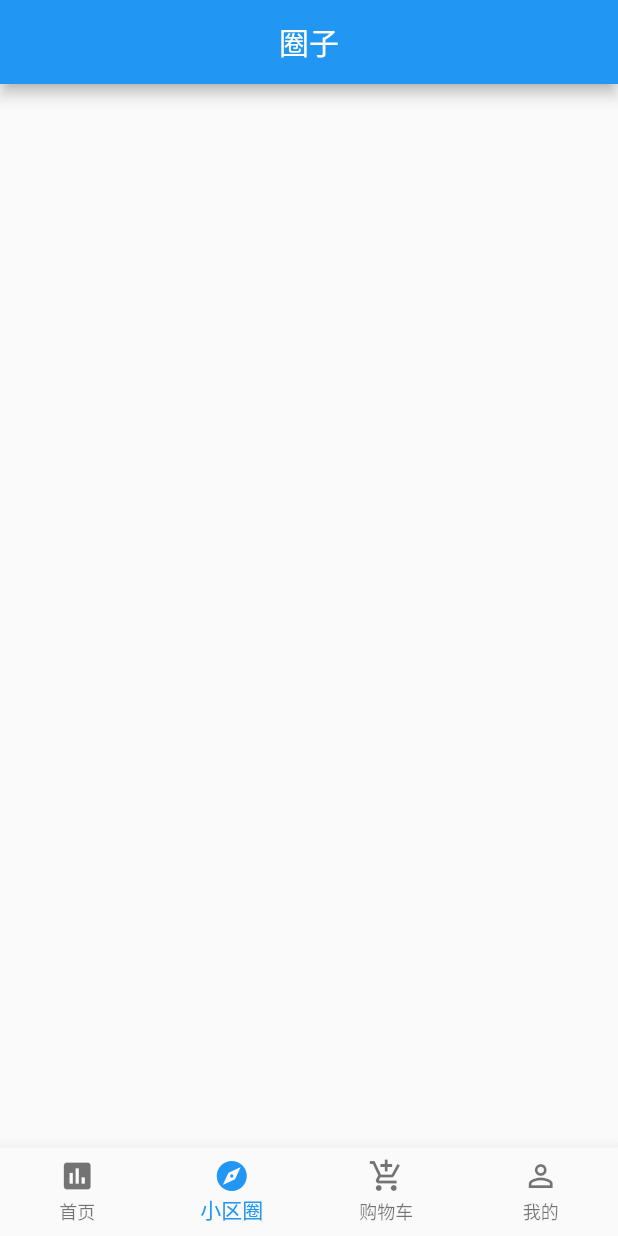
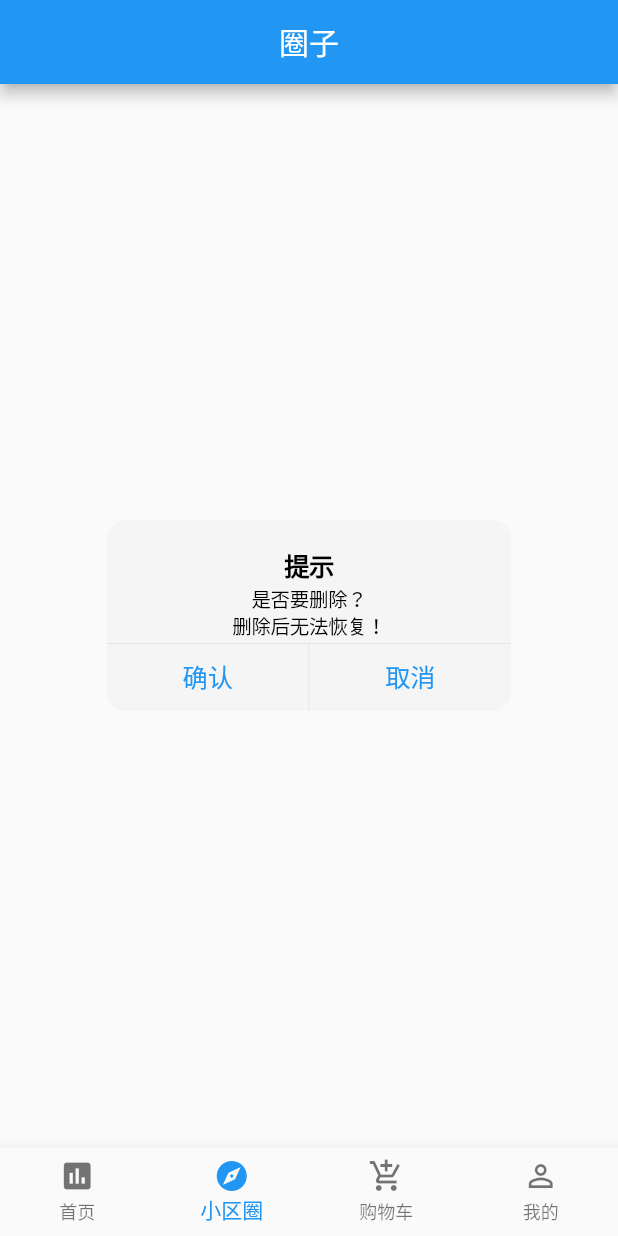
Before and after one commit to ardorleo/hc_user, a Flutter app: the screen it shows after launch, item 2 of the bottom bar chosen, on a phone screen of 412 x 824 dp. Run offline on Flutter 3.47's test engine with Material 2 defaults, Android fonts, the phone set to English and light mode, and no system bars; our stand-ins replace flutter_swiper; network calls fail.

Commit message:
首页开发

```diff
--- a/lib/page/circle/CommunityCircleScreen.dart
+++ b/lib/page/circle/CommunityCircleScreen.dart
@@ -1,4 +1,5 @@
 import 'package:flutter/material.dart';
+import 'package:flutter/cupertino.dart';
 
 /**
  *
@@ -25,7 +26,27 @@ class _CommunityCircleScreenState extends State<CommunityCircleScreen> {
           centerTitle: true,
         ),
         body: new Center(
-          child: null,
+          child: CupertinoAlertDialog(
+            title: Text("提示"),
+            content: SingleChildScrollView(
+              child: ListBody(
+                children: <Widget>[
+                  Text("是否要删除？"),
+                  Text("删除后无法恢复！")
+                ],
+              ),
+            ),
+            actions: <Widget>[
+              CupertinoDialogAction(
+                child: Text("确认"),
+                onPressed: (){},
+              ),
+              CupertinoDialogAction(
+                child: Text("取消"),
+                onPressed: (){},
+              )
+            ],
+          ),
         ),
       ),
     );
--- /dev/null
+++ b/lib/page/index/IndexAppBar.dart
@@ -0,0 +1,97 @@
+import 'package:flutter/material.dart';
+
+/**
+ *
+ *
+ * add by wuxw
+ * date: 2019/3/3
+ **/
+class IndexAppBar {
+  Widget createAppBar() {
+    // TODO: implement createElement
+    return AppBar(
+      title: Container(
+        child: Row(
+          children: <Widget>[
+            Icon(
+              Icons.place,
+              color: Colors.white,
+              size: 20.0,
+            ),
+            Container(
+                width: 80.0,
+                child: Text(
+                  '格兰小镇',
+                  style: TextStyle(
+                    fontSize: 16.0,
+                  ),
+                  maxLines: 1,
+                  overflow: TextOverflow.ellipsis,
+                )
+            ),
+        Expanded(child:
+            Container(
+                padding: EdgeInsets.fromLTRB(15.0,5.0,15.0,5.0),
+                //width: 240.0,
+                constraints: BoxConstraints(
+                    minWidth: double.minPositive
+                ),
+                //alignment: Alignment.centerLeft,
+                decoration: BoxDecoration(
+                  color: Colors.white10,
+                  borderRadius: BorderRadius.circular(5.0),
+                ),
+                child: Row(
+                  children: <Widget>[
+                    Icon(
+                      Icons.search,
+                      color: Colors.white,
+                      size: 20,
+                    ),
+                    Text('请输入商品名称',
+                      style: TextStyle(
+                        fontSize: 16.0,
+
+                      ),
+                    ),
+                  ],
+                )
+            ),
+        ),
+          ],
+        ),
+      ),
+      actions: <Widget>[
+        IconButton(
+          icon: Icon(Icons.mail),
+          color: Colors.white,
+          tooltip: '我的消息',
+          onPressed: null,
+        ),
+      ],
+      //flexibleSpace: Text('d12321312'),
+      //backgroundColor: Colors.red, //导航栏和状态栏的的颜色
+      elevation: 0,
+//      backgroundColor: Colors.transparent,
+      //阴影的高度
+//          bottom: PreferredSize(
+//              child: Text('bottom'),
+//              preferredSize: Size(30, 30)), // 在appbar下面显示的东西
+      brightness: Brightness.dark,
+      //控制状态栏的颜色，lignt 文字是灰色的，dark是白色的
+//      iconTheme:
+//      IconThemeData(color: Colors.yellow, opacity: 0.5, size: 30),
+//      //icon的主题样式,默认的颜色是黑色的，不透明为1，size是24
+      textTheme: TextTheme(),
+      //这个主题的参数比较多,flutter定义了13种不同的字体样式
+      centerTitle: true,
+      //标题是否居中，默认为false
+      toolbarOpacity: 1.0,
+      //整个导航栏的不透明度
+      bottomOpacity: 0,
+      //bottom的不透明度
+      titleSpacing: 10, //标题两边的空白区域,
+    );
+  }
+
+}
--- a/lib/page/index/IndexScreen.dart
+++ b/lib/page/index/IndexScreen.dart
@@ -1,32 +1,44 @@
 import 'package:flutter/material.dart';
-
+import 'IndexSwiper.dart';
+import 'IndexAppBar.dart';
+import 'IndexMenu.dart';
 /**
  * 首页
  */
 
-class IndexScreen extends StatefulWidget{
+class IndexScreen extends StatefulWidget {
   @override
   State<StatefulWidget> createState() => new _IndexScreenState();
 }
 
 class _IndexScreenState extends State<IndexScreen> {
 
+
+  @override
+  void initState() {
+    // TODO: implement initState
+    super.initState();
+
+  }
+
   @override
   Widget build(BuildContext context) {
     return new MaterialApp(
       home: new Scaffold(
-        appBar: new AppBar(
-          title: new Text('首页'),
-          actions: <Widget>[
-            new Container()
-          ],
-          centerTitle: true,
-        ),
-        body: new Center(
-          child: null,
-        ),
+        appBar:new IndexAppBar().createAppBar(),
+        body: Container(
+          child: Column(
+            children: <Widget>[
+              new IndexSwiper(),
+              new IndexMenu()
+            ],
+          ),
+        )
+
       ),
     );
   }
 
+
+
 }
--- a/pubspec.yaml
+++ b/pubspec.yaml
@@ -19,6 +19,7 @@ dependencies:
   # The following adds the Cupertino Icons font to your application.
   # Use with the CupertinoIcons class for iOS style icons.
   cupertino_icons: ^0.1.2
+  flutter_swiper: ^1.1.4
 
 dev_dependencies:
   flutter_test:
@@ -42,6 +43,9 @@ flutter:
   #  - images/a_dot_ham.jpeg
   assets:
     - images/splash.jpeg
+    - images/index_swiper/swiper_01.jpg
+    - images/index_swiper/swiper_02.jpg
+    - images/index_swiper/swiper_03.jpg
 
   # An image asset can refer to one or more resolution-specific "variants", see
   # https://flutter.io/assets-and-images/#resolution-aware.
```
Also changed, not shown: lib/constant/AppColorConstant.dart (added, +13 -0 lines), lib/main1.dart (deleted, +0 -26 lines), lib/main3.dart (deleted, +0 -29 lines), lib/main4.dart (deleted, +0 -37 lines), lib/model/IndexMenuEntity.dart (added, +19 -0 lines), lib/page/index/IndexMenu.dart (added, +126 -0 lines), lib/page/index/IndexSwiper.dart (added, +54 -0 lines), images/index_swiper/swiper_01.jpg (added), images/index_swiper/swiper_02.jpg (added), images/index_swiper/swiper_03.jpg (added), 3 other files.
